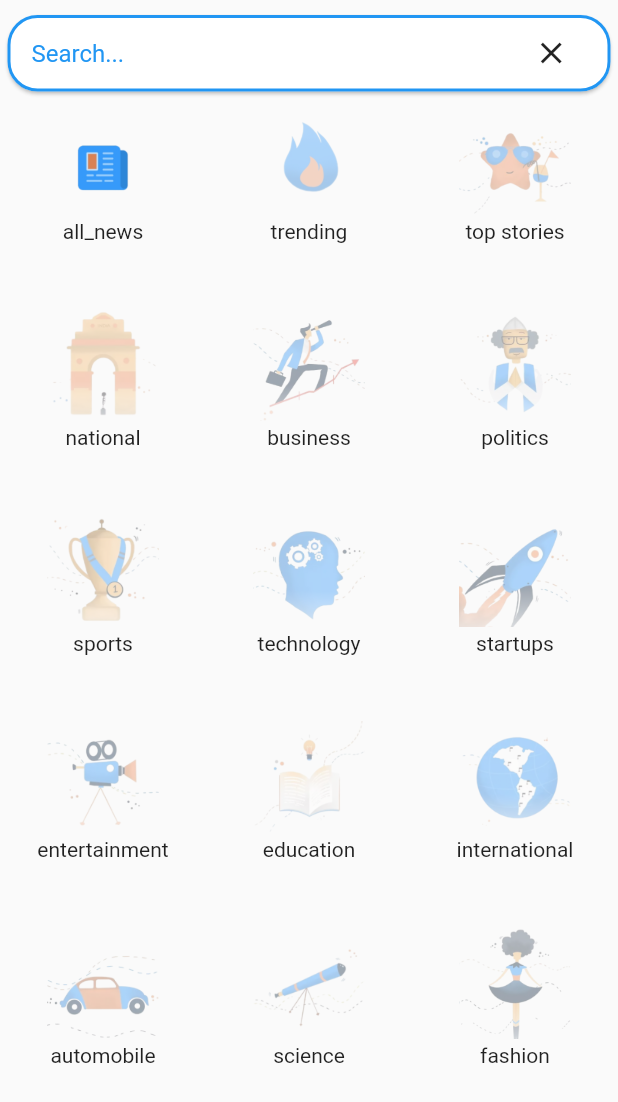
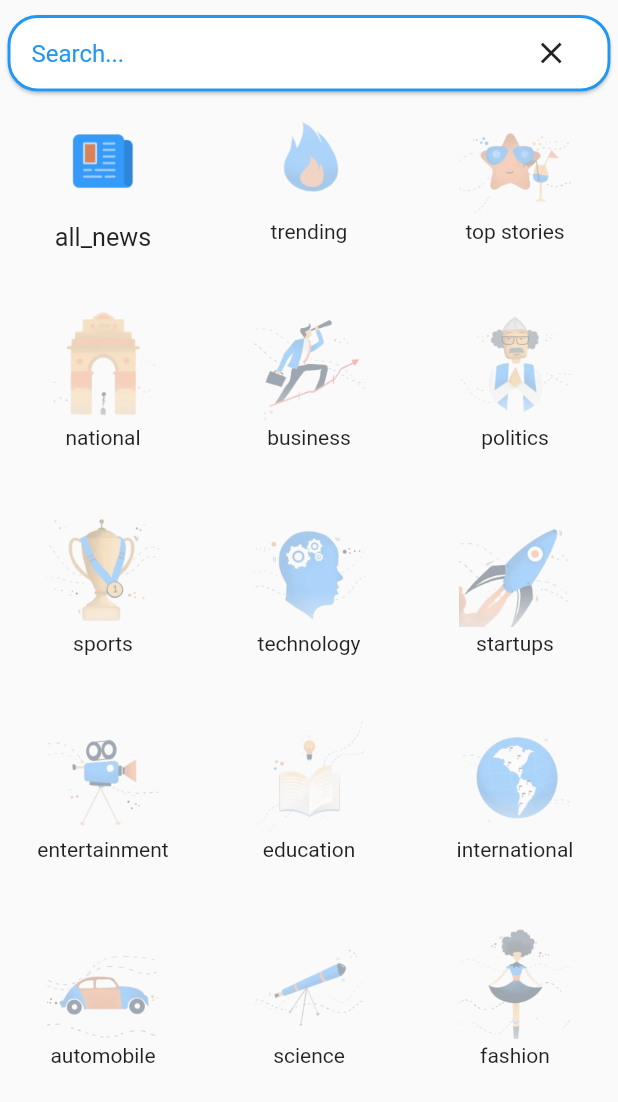
Before and after one commit to prashantsachan98/newshub, a Flutter app: the Discover screen opened directly, on a phone screen of 412 x 824 dp. Shown: the top 1102 px of the screen. Run offline on Flutter 3.47's test engine with Material 2 defaults, Android fonts, the phone set to English and light mode, and no system bars; our stand-ins replace cached_network_image, connectivity, get, google_fonts, webview_flutter; missing offline and left inert: transformer_page_view; network calls fail.

Commit message:
minor ui changes

```diff
--- a/lib/controller/controller.dart
+++ b/lib/controller/controller.dart
@@ -3,6 +3,7 @@ import '../networking/api.dart';
 
 class Controller extends GetxController {
   String newsType = 'all_news'.obs.toString();
+  int index = 0.obs.toInt();
 
   @override
   void onInit() {
--- a/lib/main.dart
+++ b/lib/main.dart
@@ -2,6 +2,7 @@ import 'dart:io';
 import 'package:connectivity/connectivity.dart';
 import 'package:flutter/material.dart';
 import 'package:flutter/services.dart';
+import 'package:get/get.dart';
 import 'package:newshub/view/homepage.dart';
 
 void main() => runApp(MyApp());
@@ -9,7 +10,7 @@ void main() => runApp(MyApp());
 class MyApp extends StatelessWidget {
   @override
   Widget build(BuildContext context) {
-    return MaterialApp(
+    return GetMaterialApp(
       title: "InternetUi",
       debugShowCheckedModeBanner: false,
       theme: ThemeData(
--- a/lib/view/discover.dart
+++ b/lib/view/discover.dart
@@ -94,19 +94,25 @@ class _DiscoverState extends State<Discover> {
                 gridDelegate: SliverGridDelegateWithFixedCrossAxisCount(
                     crossAxisCount: 3),
                 itemBuilder: (BuildContext context, int index) {
-                  return InkWell(
-                    splashColor: Colors.black45,
+                  return Transform.scale(
+                    scale: controller.newsType == data[index] ? 1.2 : 1,
+                    child: Container(
+                      child: InkWell(
+                        splashColor: Colors.blue,
                         onTap: () {
                           controller.newsType = data[index].toString();
                           print(data[index].toString());
                           Navigator.of(context).push(new PageRouteBuilder(
                               opaque: true,
-                          transitionDuration: const Duration(milliseconds: 200),
+                              transitionDuration:
+                                  const Duration(milliseconds: 200),
                               pageBuilder: (BuildContext context, _, __) {
                                 return MyHomePage();
                               },
-                          transitionsBuilder: (_, Animation<double> animation,
-                              __, Widget child) {
+                              transitionsBuilder: (_,
+                                  Animation<double> animation,
+                                  __,
+                                  Widget child) {
                                 return new SlideTransition(
                                   child: child,
                                   position: new Tween<Offset>(
@@ -119,7 +125,8 @@ class _DiscoverState extends State<Discover> {
                         child: Column(
                           children: [
                             Opacity(
-                          opacity: controller.newsType == data[index] ? 1 : 0.4,
+                              opacity:
+                                  controller.newsType == data[index] ? 1 : 0.4,
                               child: Image.asset(
                                 "assets/icons/${data[index]}.png",
                                 height: 80,
@@ -129,9 +136,19 @@ class _DiscoverState extends State<Discover> {
                             ),
                             Text(
                               data[index],
-                          style: TextStyle(fontWeight: FontWeight.w400),
+                              style: controller.newsType == data[index]
+                                  ? TextStyle(
+                                      // color: Color(0xff8192A3),
+                                      fontSize: 14,
+                                      fontWeight: FontWeight.w400)
+                                  : TextStyle(
+                                      // color: Color(0xff777777),
+                                      fontSize: 14,
+                                      fontWeight: FontWeight.w400),
                             )
                           ],
+                        ),
+                      ),
                     ),
                   );
                 },
--- a/lib/view/searched.dart
+++ b/lib/view/searched.dart
@@ -26,7 +26,7 @@ class Search extends StatelessWidget {
           switch (snapshot.connectionState) {
             case ConnectionState.none:
             case ConnectionState.waiting:
-              return new Text('loading...');
+              return Center(child: CircularProgressIndicator());
             default:
               if (snapshot.hasError)
                 return new Text('Error: ${snapshot.error}');
--- a/lib/view/source.dart
+++ b/lib/view/source.dart
@@ -18,6 +18,7 @@ class Source extends StatelessWidget {
       ),
       body: WebView(
         initialUrl: url,
+        gestureNavigationEnabled: true,
         javascriptMode: JavascriptMode.unrestricted,
       ),
       floatingActionButton: RaisedButton(
```
Also changed, not shown: lib/view/homepage.dart (+54 -17 lines). Lines whose indentation alone changed are shown as unchanged.
